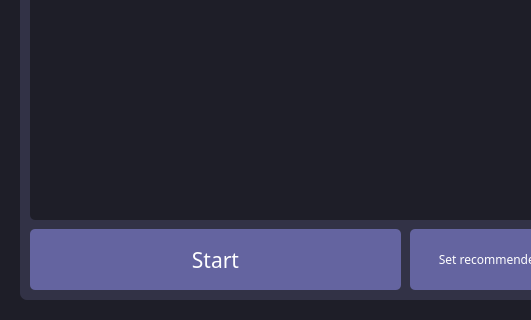
This is windows/window.ui in wiered/sd-multi-tool as Qt 5 draws it before an edit; both pictures show x 0 to 531 and y 401 to 721 of the 1022 by 721 pixel window. The edited form follows.
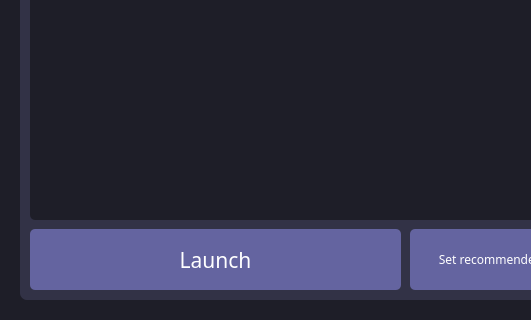
This is the edited form. Icons and pictures are not drawn.

Commit message: v1.0 command args fix 	modified:   core/downloader.py 	modified:   main.py 	modified:   requirements.txt 	modified:   windows/window.ui 	modified:   windows/window_ui.py

```diff
--- a/windows/window.ui
+++ b/windows/window.ui
@@ -550,7 +550,7 @@
      </font>
     </property>
     <property name="text">
-     <string>Start</string>
+     <string>Launch</string>
     </property>
    </widget>
    <widget class="QPushButton" name="set_recommended_button">
```
The commit also changes 4 other files.
